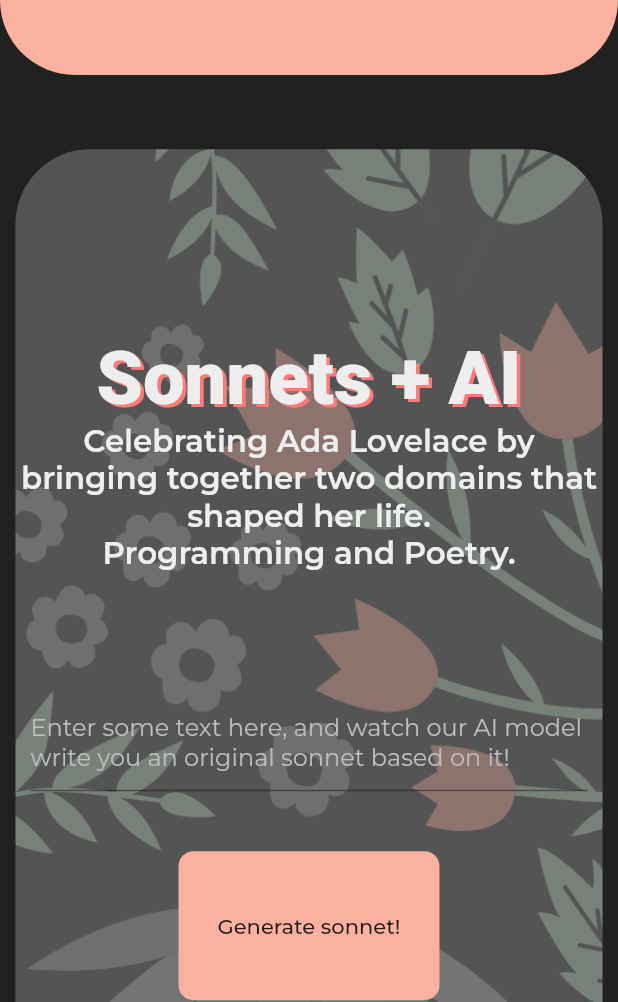
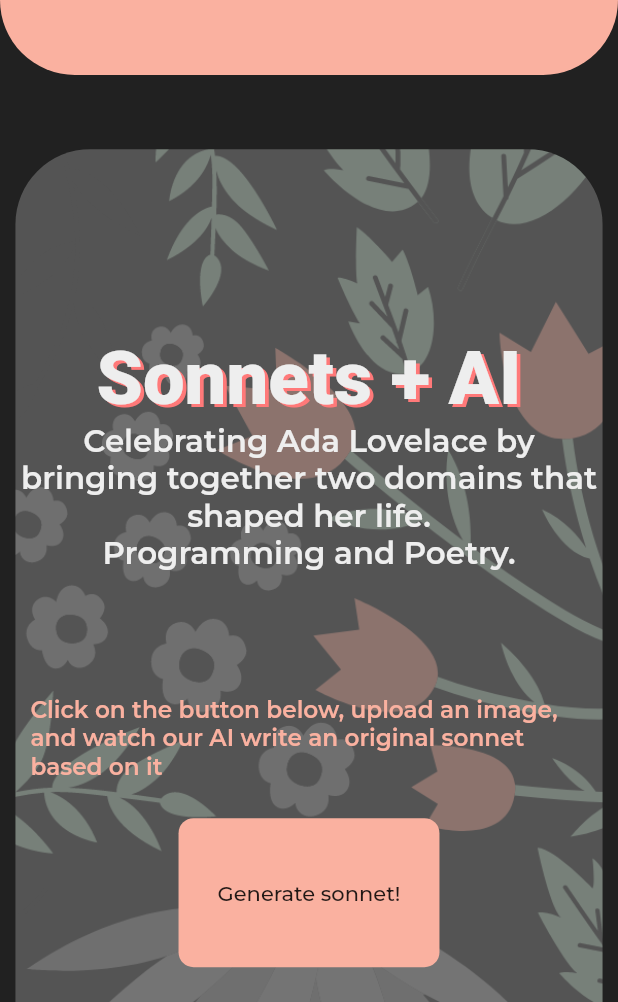
Before and after one commit to Soundarya03/TeamTesseract, a Flutter app: the screen it shows after launch, on a phone screen of 412 x 824 dp, the part 234-1236 px from its top. Run offline on Flutter 3.47's test engine with Material 2 defaults, Android fonts, the light colour scheme and no system bars; drawn by our look-alikes of auto_size_text; our stand-ins replace flutter_spinkit, google_fonts; missing offline and left inert: clipboard, dart:html.

Commit message:
changes for round 2

```diff
--- a/lib/widgets/home.dart
+++ b/lib/widgets/home.dart
@@ -1,4 +1,5 @@
 import 'dart:html';
+import 'dart:typed_data';
 import 'dart:ui';
 
 import 'package:flutter/material.dart';
@@ -7,7 +8,7 @@ import 'package:intl/intl.dart';
 import 'package:http/http.dart' as http;
 import 'dart:convert';
 import 'package:clipboard/clipboard.dart';
-import 'package:flutter_spinkit/flutter_spinkit.dart';
+import 'package:poem_generator/widgets/loading.dart';
 
 /*
   This file holds the main content of our webpage, i.e the HomeBody widget.
@@ -21,14 +22,12 @@ class HomeBody extends StatefulWidget {
 }
 
 class _HomeBodyState extends State<HomeBody> {
-  final inputText = TextEditingController();
-  String error =
-      ''; //this is to set an error message in case the user doesn't enter any seed text
   String poem = ''; //this stores the poem written by the AI
   bool showpoemWidget = false; //used to control dynamic display
   bool isCopied = false;
   bool isLoading = false;
   String formattedDate = DateFormat('yyyy-MM-dd').format(DateTime.now());
+  Uint8List uploadedImage; //to store image uploaded by user; i.e user input
 
   Widget poemWidget(String input, double font, double sizeHeight) {
     return Padding(
@@ -46,7 +45,6 @@ class _HomeBodyState extends State<HomeBody> {
                       setState(() {
                         isCopied = false;
                         isLoading = false;
-                        inputText.text = '';
                         showpoemWidget = false;
                       });
                     },
@@ -121,20 +119,18 @@ class _HomeBodyState extends State<HomeBody> {
 
   Future<void> writePoem() async {
     setState(() {
-      error = '';
       isLoading = true;
     });
     /*This function is one of the most important parts of our program, as it writes our poem; here, I've split it into 3 parts.
     Also, the two key peices of data here:-
 
-      user input : inputText.text
+      user input : uploadedImage
       AI's output : poem*/
 
     //PART-1 : Sending the user's input to the server, based on which the ML model makes the prediction.
     final url = 'http://98e7772ca55e.ngrok.io/predict';
-    print(inputText.text);
     final response1 =
-        await http.post(url, body: json.encode({'text': inputText.text}));
+        await http.post(url, body: json.encode({'text': uploadedImage}));
 
     //PART-2 : Making a http get request to the server to retreive the poem generated by the ML model
     // final response2 = await http.get('http://127.0.0.1:5000/output');
@@ -149,11 +145,38 @@ class _HomeBodyState extends State<HomeBody> {
     });
   }
 
-  @override
-  void dispose() {
-    // to clean up the controller when the widget is disposed; good programming practice.
-    inputText.dispose();
-    super.dispose();
+  startFilePicker() async {
+    InputElement uploadInput = FileUploadInputElement();
+    uploadInput.accept =
+        '.png,.jpg, .jpeg'; //to accept only images, in particular, pngs, jpgs and jpeg
+    uploadInput.click();
+
+    uploadInput.onChange.listen((e) {
+      // read file content as dataURL
+      final files = uploadInput.files;
+      if (files.length == 1) {
+        final file = files[0];
+        FileReader reader = FileReader();
+
+        reader.onLoadEnd.listen((e) {
+          setState(() {
+            uploadedImage =
+                reader.result; //uploadedImage now holds the user's input
+            showpoemWidget =
+                true; //once the input has been read, we must shift to poem view
+          });
+        });
+
+        reader.onError.listen((fileEvent) {
+          //error handling
+          setState(() {
+            print("Some Error occured while reading the file");
+          });
+        });
+
+        reader.readAsArrayBuffer(file);
+      }
+    });
   }
 
   @override
@@ -176,7 +199,14 @@ class _HomeBodyState extends State<HomeBody> {
         ),
         child:
             (showpoemWidget) //this ternary operator serves the crucial prpose of displaying dynamic content.
-                ? poemWidget(poem, font, height)
+                ? (!isLoading) //the ! SHOULD BE REMOVED !!!
+                    ? LoadingWidget(
+                        child: Image.memory(
+                        uploadedImage,
+                        width: width * 0.3,
+                        height: height * 0.3,
+                      ))
+                    : (poemWidget(poem, font, height))
                 : Center(
                     child: Column(
                     children: [
@@ -210,42 +240,21 @@ class _HomeBodyState extends State<HomeBody> {
                       ),
                       SizedBox(height: height * 0.1),
                       Padding(
-                        padding: EdgeInsets.fromLTRB(10, 0, 10, 10),
-                        child: TextFormField(
-                          style: TextStyle(color: Colors.white),
-                          cursorColor: Color(0xfffab1a0),
-                          controller: inputText,
-                          decoration: InputDecoration(
-                            hintText:
-                                'Enter some text here, and watch our AI model write you an original sonnet based on it!',
-                            hintStyle: TextStyle(color: Colors.grey[400]),
-                            hintMaxLines: 4,
-                            focusedBorder: UnderlineInputBorder(
-                              borderSide: BorderSide(color: Color(0xfffab1a0)),
-                            ),
+                        padding: EdgeInsets.fromLTRB(10, 0, 10, 25),
+                        child: Text(
+                          "Click on the button below, upload an image, and watch our AI write an original sonnet based on it",
+                          style: TextStyle(
+                            fontWeight: FontWeight.w600,
+                            color: Color(0xfffab1a0),
+                            fontSize: (width < 725)
+                                ? font * 0.75
+                                : font, //height * 0.03,
                           ),
-                        ),
-                      ),
-                      Container(
-                        padding: EdgeInsets.only(bottom: 10),
-                        child: Text(
-                          error,
-                          textAlign: TextAlign.center,
-                          style: TextStyle(
-                              fontSize:
-                                  (width < 725) ? height * 0.02 : font * 1.1,
-                              color: Colors.red[400],
-                              fontWeight: FontWeight.w600),
                         ),
                       ),
                       FlatButton(
                         onPressed: () {
-                          (inputText.text.length > 50)
-                              ? writePoem()
-                              : setState(() {
-                                  error =
-                                      'Please enter text of minimum 50 characters. Our AI does need a teeny bit of help to begin!';
-                                });
+                          startFilePicker(); //writePoem()
                         },
                         color: Color(0xfffab1a0),
                         shape: RoundedRectangleBorder(
@@ -253,12 +262,7 @@ class _HomeBodyState extends State<HomeBody> {
                         child: Padding(
                           padding: EdgeInsets.fromLTRB(
                               10.0, height * 0.05, 10, height * 0.05),
-                          child: isLoading
-                              ? SpinKitWave(
-                                  color: Colors.black,
-                                  size: 20.0,
-                                )
-                              : Text("Generate sonnet!"),
+                          child: Text("Generate sonnet!"),
                         ),
                       ),
                       SizedBox(height: height * 0.01),
```
Also changed, not shown: lib/text.dart/textLoading.dart (added, +8 -0 lines), lib/widgets/loading.dart (added, +89 -0 lines).
